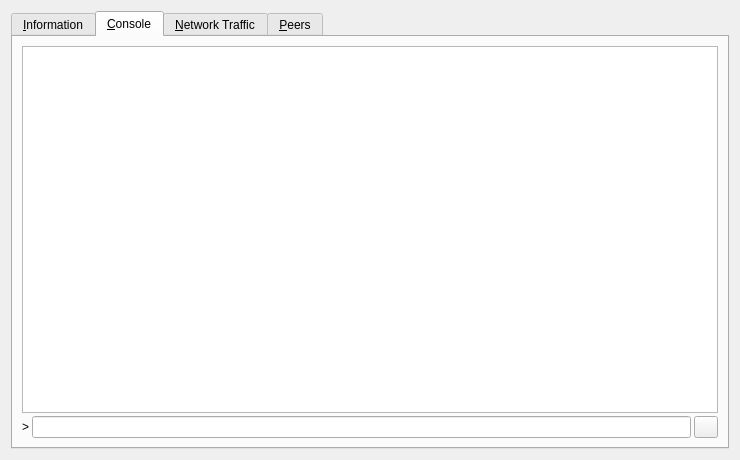
infinitecoin-project/litecoin, file src/qt/forms/debugwindow.ui: the form before one commit.
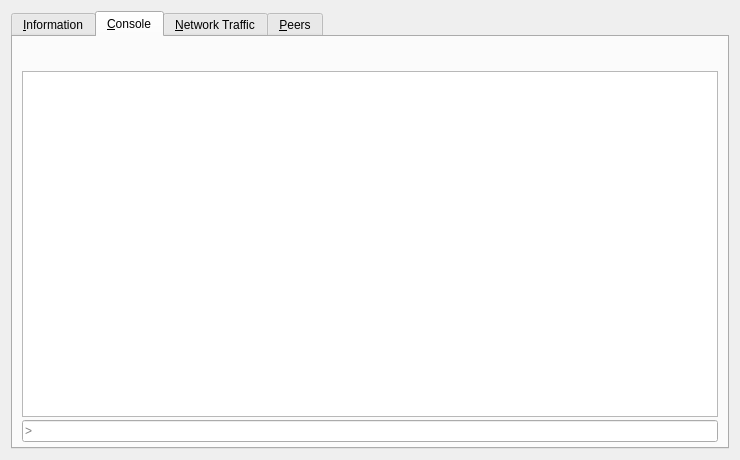
The form after the commit. The open tabs and pages were chosen to show the change. Icons and pictures are not drawn. Custom widgets are drawn as their Qt base class.

```diff
--- a/src/qt/forms/debugwindow.ui
+++ b/src/qt/forms/debugwindow.ui
@@ -453,6 +453,125 @@
        <property name="spacing">
         <number>3</number>
        </property>
+       <property name="bottomMargin">
+        <number>5</number>
+       </property>     
+       <item>
+        <layout class="QHBoxLayout" name="horizontalLayout">
+         <property name="spacing">
+          <number>4</number>
+         </property>
+         <item>
+          <spacer name="horizontalSpacer">
+           <property name="orientation">
+            <enum>Qt::Horizontal</enum>
+           </property>
+           <property name="sizeHint" stdset="0">
+            <size>
+             <width>40</width>
+             <height>20</height>
+            </size>
+           </property>
+          </spacer>
+         </item>
+         <item>
+          <widget class="QPushButton" name="fontSmallerButton">
+           <property name="maximumSize">
+            <size>
+             <width>24</width>
+             <height>24</height>
+            </size>
+           </property>
+           <property name="toolTip">
+            <string>Decrease font size</string>
+           </property>  
+           <property name="text">
+	    <string/>
+           </property>
+           <property name="icon">
+            <iconset resource="../bitcoin.qrc">
+             <normaloff>:/icons/fontsmaller</normaloff>:/icons/fontsmaller</iconset>
+           </property>
+           <property name="iconSize">
+            <size>
+             <width>24</width>
+             <height>16</height>
+            </size>
+           </property>
+           <property name="autoDefault">
+            <bool>false</bool>
+           </property>
+           <property name="flat">
+            <bool>true</bool>   
+           </property>
+          </widget>
+         </item>
+         <item>
+          <widget class="QPushButton" name="fontBiggerButton">
+           <property name="maximumSize">
+            <size>
+             <width>24</width>
+             <height>24</height>
+            </size>
+           </property>
+           <property name="toolTip">
+            <string>Increase font size</string>
+           </property>
+           <property name="text">
+            <string/>
+           </property>
+           <property name="icon">
+            <iconset resource="../bitcoin.qrc">
+             <normaloff>:/icons/fontbigger</normaloff>:/icons/fontbigger</iconset>
+           </property>
+           <property name="iconSize">
+            <size>
+             <width>24</width>
+             <height>16</height>
+            </size>
+           </property>
+           <property name="autoDefault">
+            <bool>false</bool>
+           </property>
+           <property name="flat">
+            <bool>true</bool>
+           </property>
+          </widget>
+         </item>
+         <item>
+          <widget class="QPushButton" name="clearButton">
+           <property name="maximumSize">
+            <size>
+             <width>24</width>
+             <height>24</height>
+            </size>
+           </property>
+           <property name="toolTip">
+            <string>Clear console</string>
+           </property>
+	   <property name="layoutDirection">
+            <enum>Qt::LeftToRight</enum>
+           </property>  
+           <property name="text">
+            <string/>
+           </property>
+           <property name="icon">
+            <iconset resource="../bitcoin.qrc">
+             <normaloff>:/icons/remove</normaloff>:/icons/remove</iconset>
+           </property>
+           <property name="shortcut">
+            <string notr="true">Ctrl+L</string>
+           </property>
+           <property name="autoDefault">
+            <bool>false</bool>
+           </property>
+	   <property name="flat">
+            <bool>true</bool>
+           </property>
+          </widget>
+         </item>
+        </layout>
+       </item>
        <item>
         <widget class="QTextEdit" name="messagesWidget">
          <property name="minimumSize">
@@ -473,44 +592,15 @@
         </widget>
        </item>
        <item>
-        <layout class="QHBoxLayout" name="horizontalLayout">
+        <layout class="QHBoxLayout" name="horizontalLayoutPrompt">
          <property name="spacing">
           <number>3</number>
          </property>
          <item>
-          <widget class="QLabel" name="label">
-           <property name="text">
-            <string notr="true">&gt;</string>
-           </property>
-          </widget>
-         </item>
-         <item>
-          <widget class="QLineEdit" name="lineEdit"/>
-         </item>
-         <item>
-          <widget class="QPushButton" name="clearButton">
-           <property name="maximumSize">
-            <size>
-             <width>24</width>
-             <height>24</height>
-            </size>
-           </property>
-           <property name="toolTip">
-            <string>Clear console</string>
-           </property>
-           <property name="text">
-            <string/>
-           </property>
-           <property name="icon">
-            <iconset resource="../bitcoin.qrc">
-             <normaloff>:/icons/remove</normaloff>:/icons/remove</iconset>
-           </property>
-           <property name="shortcut">
-            <string notr="true">Ctrl+L</string>
-           </property>
-           <property name="autoDefault">
-            <bool>false</bool>
-           </property>
+          <widget class="QLineEdit" name="lineEdit">
+           <property name="placeholderText">
+            <string>&gt;</string>
+           </property>  
           </widget>
          </item>
         </layout>
```
